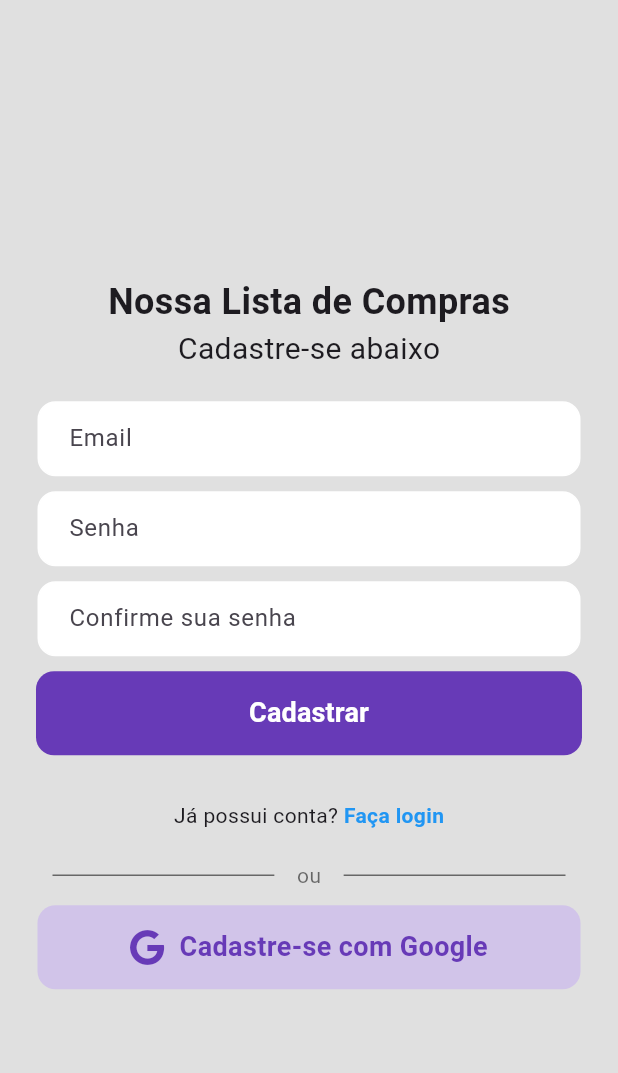
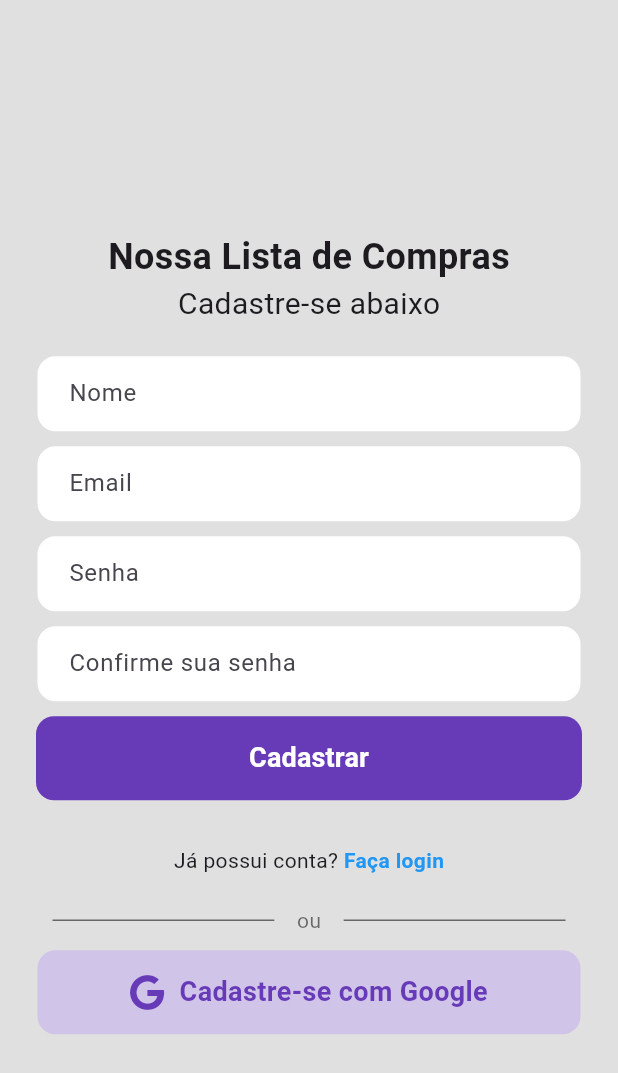
Before and after one commit to a-mendes/nossa_lista_de_compras, a Flutter app: the RegisterPage screen opened directly with empty values, on a phone screen of 412 x 824 dp. Shown: the top 1073 px of the screen. Run offline on Flutter 3.47's test engine with Material 2 defaults, Android fonts, the phone set to English and light mode, and no system bars; our stand-ins replace firebase_auth, firebase_core, firebase_database, firebase_messaging, flutter_local_notifications, font_awesome_flutter and 3 more; missing offline and left inert: dart:ffi; accounts and stored records are empty.

Commit message:
Criação contact e variavel name em register

```diff
--- a/lib/pages/main_page.dart
+++ b/lib/pages/main_page.dart
@@ -3,7 +3,7 @@ import 'package:flutter/material.dart';
 import 'package:nossa_lista_de_compras/hidden_drawer.dart';
 import 'package:nossa_lista_de_compras/pages/auth_page.dart';
 
-class MainPage extends StatelessWidget {
+class MainPage extends StatelessWidget{
   const MainPage({Key? key}) : super(key:key);
 
   @override
--- a/lib/pages/register_page.dart
+++ b/lib/pages/register_page.dart
@@ -1,7 +1,6 @@
 import 'package:firebase_auth/firebase_auth.dart';
 import 'package:flutter/material.dart';
 import 'package:font_awesome_flutter/font_awesome_flutter.dart';
-import 'package:nossa_lista_de_compras/services/auth_service.dart';
 
 import '../widgets/horizontal_text_line.dart';
 
@@ -14,6 +13,7 @@ class RegisterPage extends StatefulWidget {
 }
 
 class _RegisterPageState extends State<RegisterPage> {
+  final _nameController = TextEditingController();
   final _emailController = TextEditingController();
   final _passwordController = TextEditingController();
   final _confirmPasswordController = TextEditingController();
@@ -62,11 +62,33 @@ class _RegisterPageState extends State<RegisterPage> {
                         fontSize: 20
                     ),
                   ),
-
+                  /**
+                   * Nome
+                   **/
+                  SizedBox(height: 20),
+                  Padding(padding: const EdgeInsets.symmetric(horizontal: 25.0),
+                    child: Container(
+                      decoration: BoxDecoration(
+                          color: Colors.white,
+                          border: Border.all(color: Colors.white),
+                          borderRadius: BorderRadius.circular(12)
+                      ),
+                      child: Padding(
+                          padding: EdgeInsets.symmetric(horizontal: 20.0),
+                          child: TextField(
+                            controller: _nameController,
+                            decoration: InputDecoration(
+                                border: InputBorder.none,
+                                hintText: "Nome"
+                            ),
+                          )
+                      ),
+                    ),
+                  ),
                   /**
                    * Email
                    **/
-                  SizedBox(height: 20),
+                  SizedBox(height: 10),
                   Padding(padding: const EdgeInsets.symmetric(horizontal: 25.0),
                     child: Container(
                       decoration: BoxDecoration(
@@ -205,8 +227,6 @@ class _RegisterPageState extends State<RegisterPage> {
                   SizedBox(height: 10),
                   Padding(
                     padding: EdgeInsets.symmetric(horizontal: 25.0),
-                    child: GestureDetector(
-                      onTap: () => AuthService().signIhWithGoogle(),
                     child: Container(
                       padding: EdgeInsets.all(15),
                       decoration: BoxDecoration(
@@ -235,7 +255,6 @@ class _RegisterPageState extends State<RegisterPage> {
                       ),
                     ),
                   ),
-                  ),
                 ],
               ),
             ),
```
Also changed, not shown: lib/pages/contact_page.dart (added, +31 -0 lines). Lines whose indentation alone changed are shown as unchanged.
